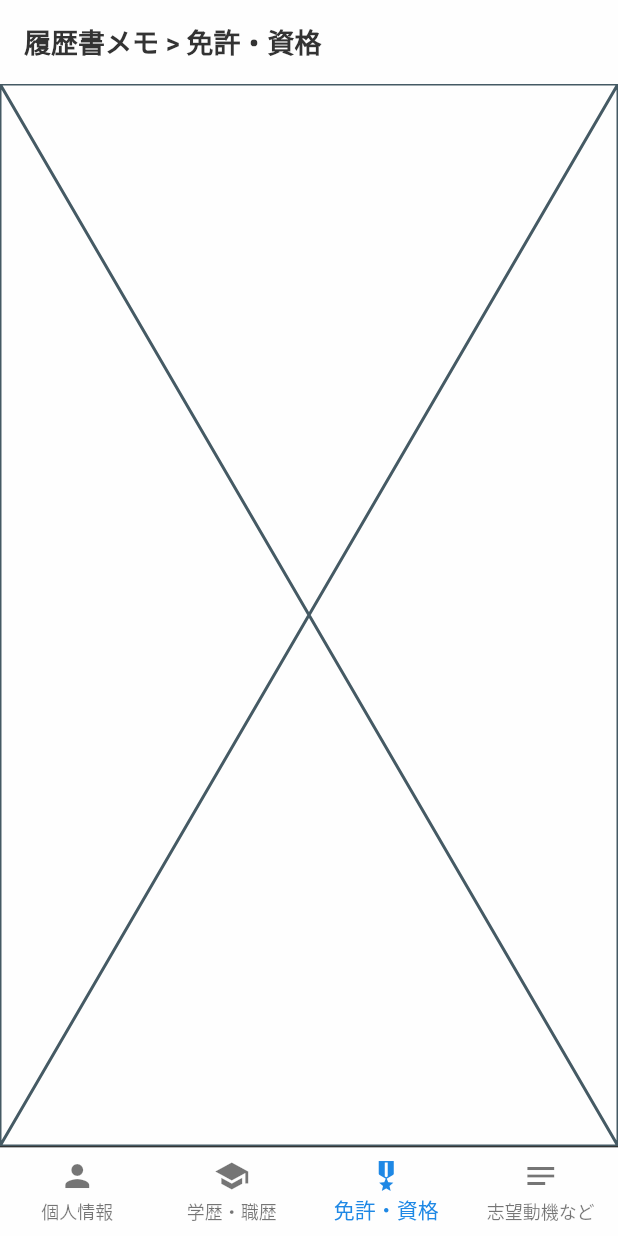
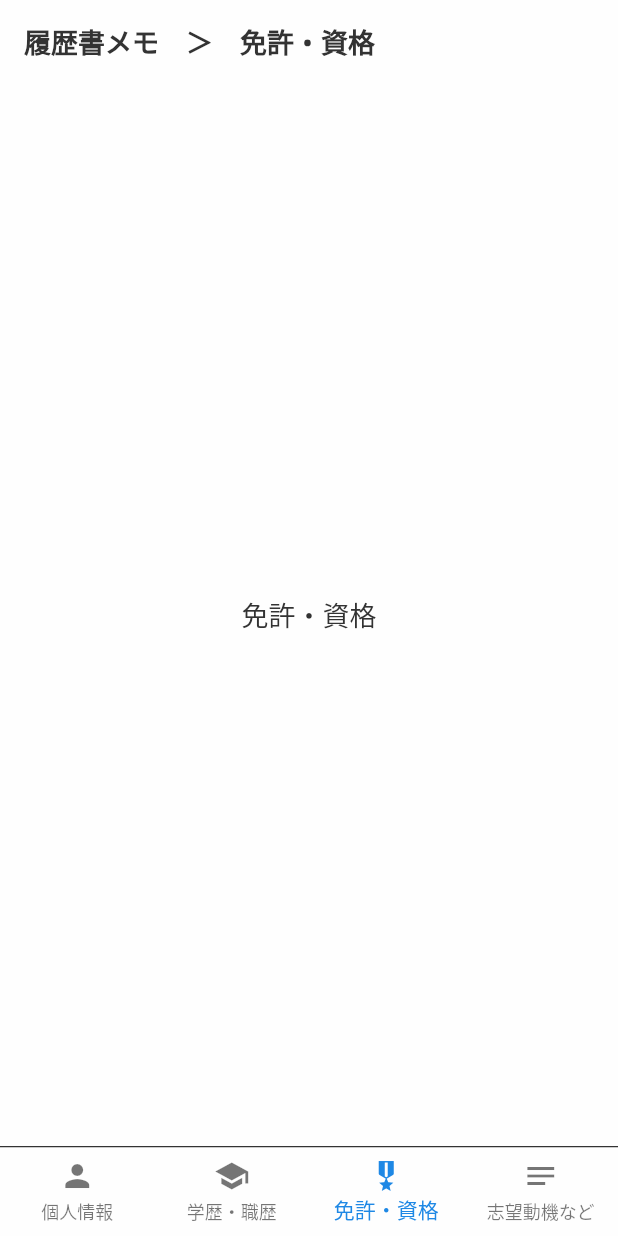
Before and after one commit to agora-creation/resume_memo_app, a Flutter app: the screen it shows after launch, item 3 of the bottom bar chosen, on a phone screen of 412 x 824 dp. Run offline on Flutter 3.47's test engine with Material 2 defaults, Android fonts, the phone set to English and light mode, and no system bars; our stand-ins replace modal_bottom_sheet, shared_preferences; Roboto replaces fonts that are missing (SourceHanSerif-Bold, SourceHanSerif-Regular).

Commit message:
20230214 commit

```diff
--- a/lib/screens/history.dart
+++ b/lib/screens/history.dart
@@ -10,6 +10,6 @@ class HistoryScreen extends StatefulWidget {
 class _HistoryScreenState extends State<HistoryScreen> {
   @override
   Widget build(BuildContext context) {
-    return const Placeholder();
+    return const Center(child: Text('学歴・職歴'));
   }
 }
--- a/lib/screens/home.dart
+++ b/lib/screens/home.dart
@@ -3,6 +3,7 @@ import 'package:resume_memo_app/screens/history.dart';
 import 'package:resume_memo_app/screens/license.dart';
 import 'package:resume_memo_app/screens/motivation.dart';
 import 'package:resume_memo_app/screens/user.dart';
+import 'package:resume_memo_app/widgets/custom_navigation_bar.dart';
 
 class HomeScreen extends StatefulWidget {
   const HomeScreen({Key? key}) : super(key: key);
@@ -30,43 +31,14 @@ class _HomeScreenState extends State<HomeScreen> {
   Widget build(BuildContext context) {
     return Scaffold(
       appBar: AppBar(
-        title: Text('履歴書メモ > ${tabsName[currentIndex]}'),
+        title: Text('履歴書メモ　＞　${tabsName[currentIndex]}'),
       ),
       body: tabsContent[currentIndex],
-      bottomNavigationBar: Container(
-        decoration: const BoxDecoration(
-          border: Border(
-            top: BorderSide(color: Color(0xFF333333)),
-          ),
-        ),
-        child: BottomNavigationBar(
-          onTap: (index) {
-            setState(() => currentIndex = index);
-          },
-          backgroundColor: const Color(0xFFFEFEFE),
-          elevation: 0,
-          currentIndex: currentIndex,
-          fixedColor: Colors.blue.shade600,
-          type: BottomNavigationBarType.fixed,
-          items: const [
-            BottomNavigationBarItem(
-              icon: Icon(Icons.person),
-              label: '個人情報',
-            ),
-            BottomNavigationBarItem(
-              icon: Icon(Icons.school),
-              label: '学歴・職歴',
-            ),
-            BottomNavigationBarItem(
-              icon: Icon(Icons.military_tech),
-              label: '免許・資格',
-            ),
-            BottomNavigationBarItem(
-              icon: Icon(Icons.notes),
-              label: '志望動機など',
-            ),
-          ],
-        ),
+      bottomNavigationBar: CustomNavigationBar(
+        onTap: (index) {
+          setState(() => currentIndex = index);
+        },
+        currentIndex: currentIndex,
       ),
     );
   }
--- a/lib/screens/license.dart
+++ b/lib/screens/license.dart
@@ -10,6 +10,6 @@ class LicenseScreen extends StatefulWidget {
 class _LicenseScreenState extends State<LicenseScreen> {
   @override
   Widget build(BuildContext context) {
-    return const Placeholder();
+    return const Center(child: Text('免許・資格'));
   }
 }
--- a/lib/screens/motivation.dart
+++ b/lib/screens/motivation.dart
@@ -10,6 +10,6 @@ class MotivationScreen extends StatefulWidget {
 class _MotivationScreenState extends State<MotivationScreen> {
   @override
   Widget build(BuildContext context) {
-    return const Placeholder();
+    return const Center(child: Text('志望動機など'));
   }
 }
--- /dev/null
+++ b/lib/widgets/custom_navigation_bar.dart
@@ -0,0 +1,49 @@
+import 'package:flutter/material.dart';
+
+class CustomNavigationBar extends StatelessWidget {
+  final int currentIndex;
+  final Function(int) onTap;
+
+  const CustomNavigationBar({
+    required this.currentIndex,
+    required this.onTap,
+    Key? key,
+  }) : super(key: key);
+
+  @override
+  Widget build(BuildContext context) {
+    return Container(
+      decoration: const BoxDecoration(
+        border: Border(
+          top: BorderSide(color: Color(0xFF333333)),
+        ),
+      ),
+      child: BottomNavigationBar(
+        onTap: onTap,
+        backgroundColor: const Color(0xFFFEFEFE),
+        elevation: 0,
+        currentIndex: currentIndex,
+        fixedColor: Colors.blue.shade600,
+        type: BottomNavigationBarType.fixed,
+        items: const [
+          BottomNavigationBarItem(
+            icon: Icon(Icons.person),
+            label: '個人情報',
+          ),
+          BottomNavigationBarItem(
+            icon: Icon(Icons.school),
+            label: '学歴・職歴',
+          ),
+          BottomNavigationBarItem(
+            icon: Icon(Icons.military_tech),
+            label: '免許・資格',
+          ),
+          BottomNavigationBarItem(
+            icon: Icon(Icons.notes),
+            label: '志望動機など',
+          ),
+        ],
+      ),
+    );
+  }
+}
```
